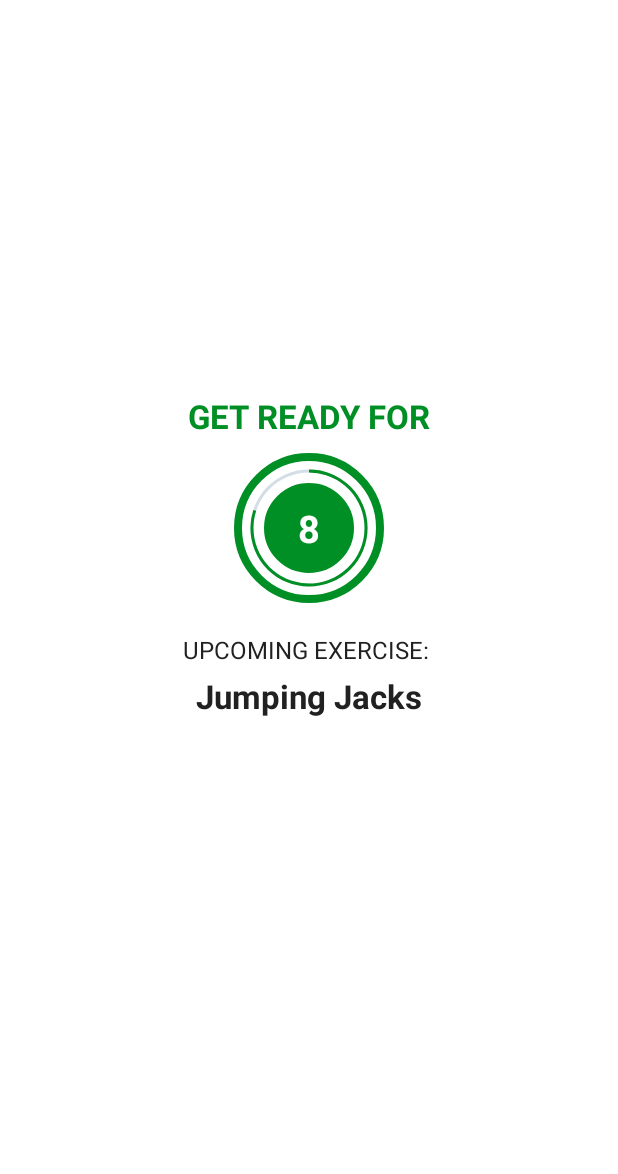
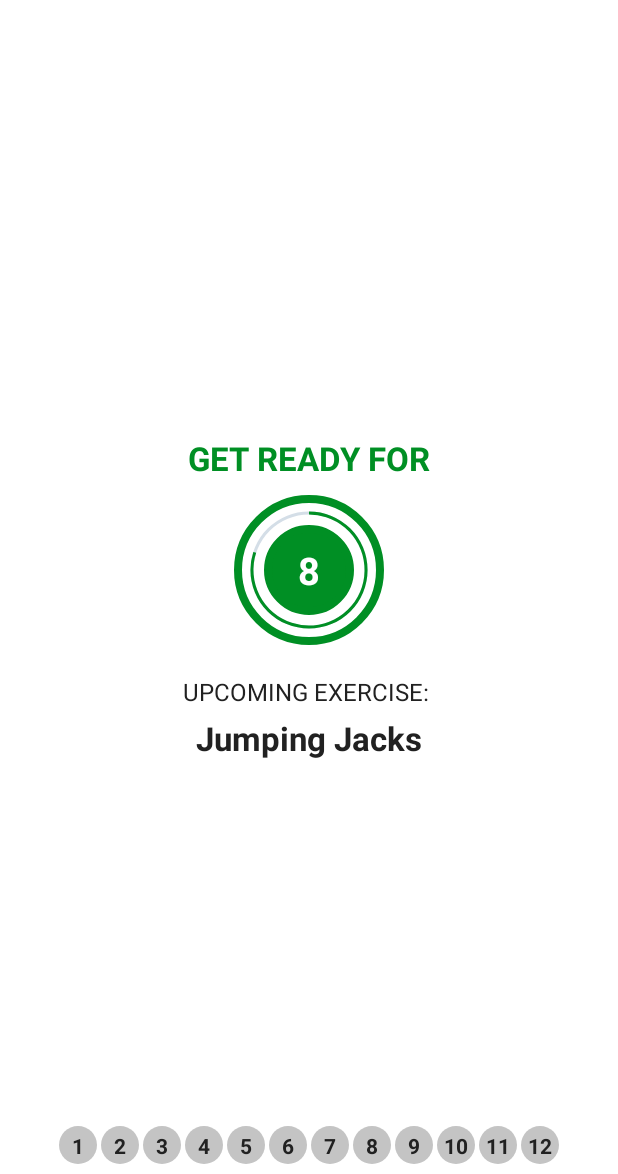
Before and after one commit to wenk-silvan/7-minute-workout, an Android app: the ExerciseActivity screen opened directly, with no data from a screen before it, on a phone screen of 412 x 824 dp, the part 62-1236 px from its top. Run offline under Robolectric (Android 15) with nearby library versions, the phone set to English and light mode, and no system bars.

Commit message:
Create exercise status bubbles using RecyclerView

```diff
--- a/app/build.gradle
+++ b/app/build.gradle
@@ -31,6 +31,7 @@
     implementation 'androidx.appcompat:appcompat:1.3.1'
     implementation 'androidx.core:core-ktx:1.6.0'
     implementation 'androidx.constraintlayout:constraintlayout:2.0.4'
+    implementation "androidx.recyclerview:recyclerview:1.2.1"
     testImplementation 'junit:junit:4.12'
     androidTestImplementation 'androidx.test.ext:junit:1.1.3'
     androidTestImplementation 'androidx.test.espresso:espresso-core:3.4.0'
--- a/app/src/main/java/ch/wenksi/a7minuteworkout/ExerciseActivity.kt
+++ b/app/src/main/java/ch/wenksi/a7minuteworkout/ExerciseActivity.kt
@@ -8,6 +8,7 @@
 import android.util.Log
 import android.view.View
 import android.widget.Toast
+import androidx.recyclerview.widget.LinearLayoutManager
 import kotlinx.android.synthetic.main.activity_exercise.*
 import java.lang.Exception
 import java.util.*
@@ -24,6 +25,8 @@
     private var tts: TextToSpeech? = null
     private var player: MediaPlayer? = null
 
+    private var exerciseAdapter: ExerciseStatusAdapter? = null
+
     override fun onCreate(savedInstanceState: Bundle?) {
         super.onCreate(savedInstanceState)
         setContentView(R.layout.activity_exercise)
@@ -38,6 +41,7 @@
 
         this.exerciseList = Constants.defaultExerciseList()
         this.setupRestView()
+        this.setupExerciseStatusRecyclerView()
     }
 
     override fun onDestroy() {
@@ -149,4 +153,11 @@
     private fun speakOut(text: String) {
         this.tts!!.speak(text, TextToSpeech.QUEUE_FLUSH, null, "")
     }
+
+    private fun setupExerciseStatusRecyclerView() {
+        rv_exercise_status.layoutManager =
+            LinearLayoutManager(this, LinearLayoutManager.HORIZONTAL, false)
+        this.exerciseAdapter = ExerciseStatusAdapter(this.exerciseList!!, this)
+        rv_exercise_status.adapter = this.exerciseAdapter
+    }
 }
--- /dev/null
+++ b/app/src/main/java/ch/wenksi/a7minuteworkout/ExerciseStatusAdapter.kt
@@ -0,0 +1,31 @@
+package ch.wenksi.a7minuteworkout
+
+import android.content.Context
+import android.view.LayoutInflater
+import android.view.View
+import android.view.ViewGroup
+import androidx.recyclerview.widget.RecyclerView
+import kotlinx.android.synthetic.main.item_exercise_status.view.*
+
+class ExerciseStatusAdapter(val items: ArrayList<ExerciseModel>, val context: Context) :
+    RecyclerView.Adapter<ExerciseStatusAdapter.ViewHolder>() {
+
+    class ViewHolder(view: View): RecyclerView.ViewHolder(view) {
+        val tvItem = view.tv_item
+    }
+
+    override fun onBindViewHolder(holder: ViewHolder, position: Int) {
+        val model: ExerciseModel = this.items[position]
+        holder.tvItem.text = model.getId().toString()
+    }
+
+    override fun onCreateViewHolder(parent: ViewGroup, viewType: Int): ViewHolder {
+        return ViewHolder(
+            LayoutInflater.from(context).inflate(R.layout.item_exercise_status, parent, false)
+        )
+    }
+
+    override fun getItemCount(): Int {
+        return this.items.size
+    }
+}
--- /dev/null
+++ b/app/src/main/res/drawable/item_circular_color_gray_background.xml
@@ -0,0 +1,6 @@
+<?xml version="1.0" encoding="utf-8"?>
+<shape xmlns:android="http://schemas.android.com/apk/res/android"
+    android:shape="oval">
+    <solid android:color="#C4C4C4" />
+
+</shape>
--- a/app/src/main/res/layout/activity_exercise.xml
+++ b/app/src/main/res/layout/activity_exercise.xml
@@ -1,5 +1,5 @@
 <?xml version="1.0" encoding="utf-8"?>
-<androidx.constraintlayout.widget.ConstraintLayout xmlns:android="http://schemas.android.com/apk/res/android"
+<RelativeLayout xmlns:android="http://schemas.android.com/apk/res/android"
     xmlns:app="http://schemas.android.com/apk/res-auto"
     xmlns:tools="http://schemas.android.com/tools"
     android:layout_width="match_parent"
@@ -95,6 +95,7 @@
         android:layout_width="match_parent"
         android:layout_height="match_parent"
         android:layout_below="@id/toolbar_exercise_activity"
+        android:layout_above="@+id/rv_exercise_status"
         android:gravity="center"
         android:orientation="vertical"
         android:layout_marginBottom="10dp"
@@ -158,4 +159,11 @@
         </FrameLayout>
     </LinearLayout>
 
-</androidx.constraintlayout.widget.ConstraintLayout>
+    <androidx.recyclerview.widget.RecyclerView
+        android:id="@+id/rv_exercise_status"
+        android:layout_width="wrap_content"
+        android:layout_height="wrap_content"
+        android:layout_alignParentBottom="true"
+        android:layout_centerHorizontal="true"
+        android:layout_margin="5dp" />
+</RelativeLayout>
--- /dev/null
+++ b/app/src/main/res/layout/item_exercise_status.xml
@@ -0,0 +1,14 @@
+<?xml version="1.0" encoding="utf-8"?>
+<TextView xmlns:android="http://schemas.android.com/apk/res/android"
+    xmlns:tools="http://schemas.android.com/tools"
+    android:id="@+id/tv_item"
+    android:layout_width="25dp"
+    android:layout_height="25dp"
+    android:layout_margin="1dp"
+    android:background="@drawable/item_circular_color_gray_background"
+    android:gravity="center"
+    android:padding="3dp"
+    android:textColor="#212121"
+    android:textSize="14sp"
+    android:textStyle="bold"
+    tools:text="1" />
```
